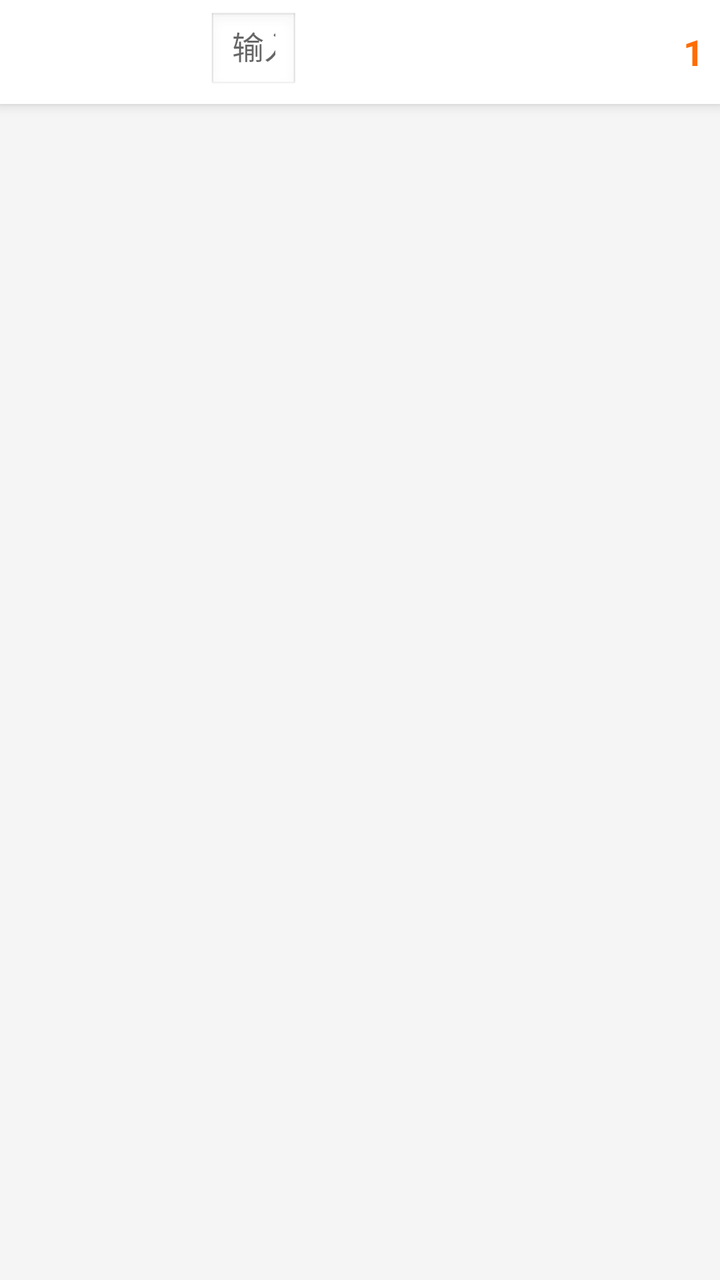
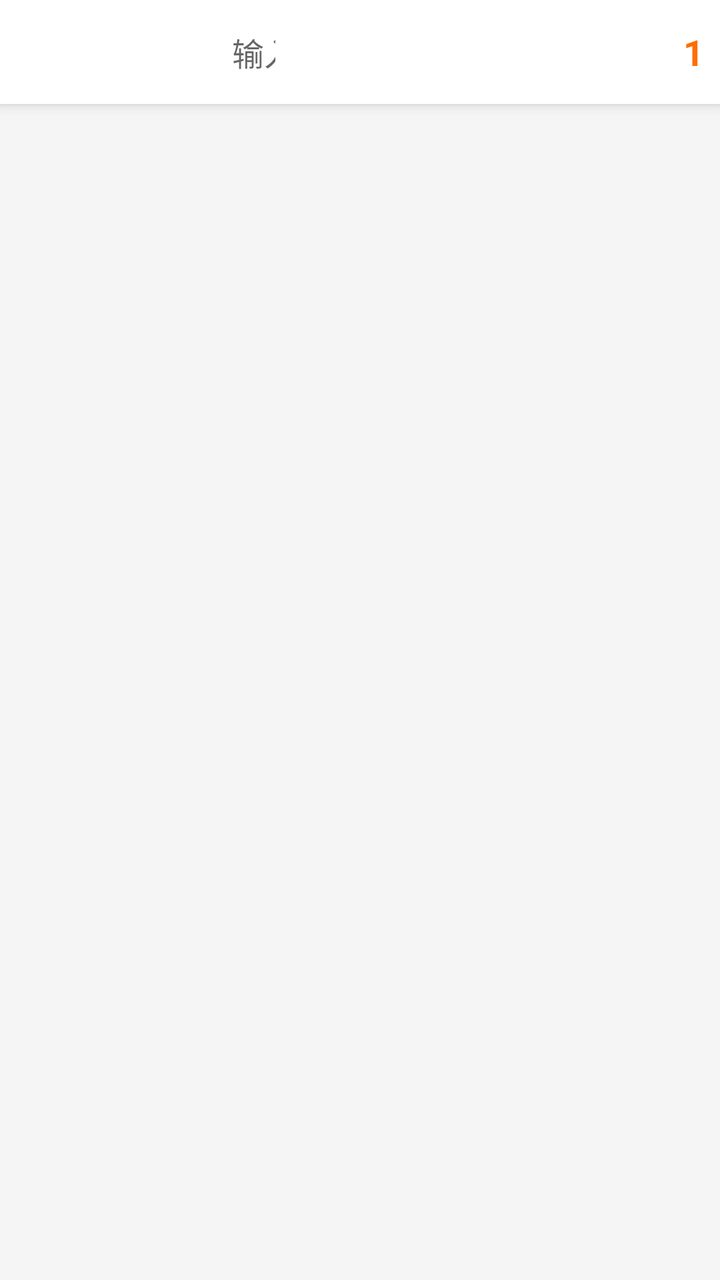

Screens rendered from an Android XML layout before and after an edit, with the pre-edit source and the edit as a unified diff.
<!-- AndroidManifest.xml: application theme Theme.CarBrowser -->
<!-- res/layout/activity_browser.xml -->
<?xml version="1.0" encoding="utf-8"?>
<LinearLayout xmlns:android="http://schemas.android.com/apk/res/android"
    android:layout_width="match_parent"
    android:layout_height="match_parent"
    android:orientation="vertical"
    android:background="#F5F5F5">

    
    <LinearLayout
        android:layout_width="match_parent"
        android:layout_height="@dimen/url_bar_height"
        android:orientation="horizontal"
        android:background="#FFFFFF"
        android:gravity="center_vertical"
        android:paddingStart="8dp"
        android:paddingEnd="8dp"
        android:elevation="4dp">

        <ImageButton
            android:id="@+id/btn_back"
            android:layout_width="@dimen/nav_button_size"
            android:layout_height="@dimen/nav_button_size"
            android:src="@drawable/ic_back"
            android:background="?attr/selectableItemBackgroundBorderless"
            android:contentDescription="@string/btn_back_desc" />

        <ImageButton
            android:id="@+id/btn_forward"
            android:layout_width="@dimen/nav_button_size"
            android:layout_height="@dimen/nav_button_size"
            android:src="@drawable/ic_forward"
            android:background="?attr/selectableItemBackgroundBorderless"
            android:contentDescription="@string/btn_forward_desc" />

        <EditText
            android:id="@+id/url_bar"
            android:layout_width="0dp"
            android:layout_height="40dp"
            android:layout_weight="1"
            android:hint="@string/hint_url"
            android:textSize="@dimen/url_bar_text_size"
            android:singleLine="true"
            android:imeOptions="actionGo"
            android:inputType="textUri"
            android:background="@android:drawable/edit_text"
            android:paddingStart="12dp"
            android:paddingEnd="12dp" />

        <ImageButton
            android:id="@+id/btn_refresh"
            android:layout_width="@dimen/nav_button_size"
            android:layout_height="@dimen/nav_button_size"
            android:src="@drawable/ic_refresh"
            android:background="?attr/selectableItemBackgroundBorderless"
            android:contentDescription="@string/btn_refresh_desc" />

        <ImageButton
            android:id="@+id/btn_home"
            android:layout_width="@dimen/nav_button_size"
            android:layout_height="@dimen/nav_button_size"
            android:src="@drawable/ic_home"
            android:background="?attr/selectableItemBackgroundBorderless"
            android:contentDescription="@string/btn_home_desc" />

        <ImageButton
            android:id="@+id/btn_bookmark"
            android:layout_width="@dimen/nav_button_size"
            android:layout_height="@dimen/nav_button_size"
            android:src="@drawable/ic_bookmark"
            android:background="?attr/selectableItemBackgroundBorderless"
            android:contentDescription="@string/btn_bookmark_desc" />

        <ImageButton
            android:id="@+id/btn_tabs"
            android:layout_width="@dimen/nav_button_size"
            android:layout_height="@dimen/nav_button_size"
            android:src="@drawable/ic_tabs"
            android:background="?attr/selectableItemBackgroundBorderless"
            android:contentDescription="@string/btn_tabs_desc" />

        <TextView
            android:id="@+id/tab_count"
            android:layout_width="wrap_content"
            android:layout_height="wrap_content"
            android:text="1"
            android:textSize="@dimen/tab_badge_size"
            android:textColor="#FF6D00"
            android:textStyle="bold" />
    </LinearLayout>

    
    <ProgressBar
        android:id="@+id/progress_bar"
        style="@android:style/Widget.ProgressBar.Horizontal"
        android:layout_width="match_parent"
        android:layout_height="3dp"
        android:max="100"
        android:visibility="gone" />

    
    <FrameLayout
        android:id="@+id/tab_container"
        android:layout_width="match_parent"
        android:layout_height="0dp"
        android:layout_weight="1" />

</LinearLayout>
<!-- resources referenced by this layout -->
<resources>
  <dimen name="nav_button_size">48dp</dimen>
  <dimen name="tab_badge_size">18sp</dimen>
  <dimen name="url_bar_height">52dp</dimen>
  <dimen name="url_bar_text_size">16sp</dimen>
  <!-- drawable ic_back (drawable) -->
  <?xml version="1.0" encoding="utf-8"?>
  <vector xmlns:android="http://schemas.android.com/apk/res/android"
      android:width="24dp"
      android:height="24dp"
      android:viewportWidth="24"
      android:viewportHeight="24"
      android:tint="#FFFFFF">
      <path
          android:fillColor="@android:color/white"
          android:pathData="M20,11H7.83l5.59,-5.59L12,4l-8,8 8,8 1.41,-1.41L7.83,13H20v-2z"/>
  </vector>
  <!-- drawable ic_bookmark (drawable) -->
  <?xml version="1.0" encoding="utf-8"?>
  <vector xmlns:android="http://schemas.android.com/apk/res/android"
      android:width="24dp"
      android:height="24dp"
      android:viewportWidth="24"
      android:viewportHeight="24"
      android:tint="#FFFFFF">
      <path
          android:fillColor="@android:color/white"
          android:pathData="M12,17.27L18.18,21l-1.64,-7.03L22,9.24l-7.19,-0.61L12,2 9.19,8.63 2,9.24l5.46,4.73L5.82,21z"/>
  </vector>
  <!-- drawable ic_forward (drawable) -->
  <?xml version="1.0" encoding="utf-8"?>
  <vector xmlns:android="http://schemas.android.com/apk/res/android"
      android:width="24dp"
      android:height="24dp"
      android:viewportWidth="24"
      android:viewportHeight="24"
      android:tint="#FFFFFF">
      <path
          android:fillColor="@android:color/white"
          android:pathData="M12,4l-1.41,1.41L16.17,11H4v2h12.17l-5.58,5.59L12,20l8,-8z"/>
  </vector>
  <!-- drawable ic_home (drawable) -->
  <?xml version="1.0" encoding="utf-8"?>
  <vector xmlns:android="http://schemas.android.com/apk/res/android"
      android:width="24dp"
      android:height="24dp"
      android:viewportWidth="24"
      android:viewportHeight="24"
      android:tint="#FFFFFF">
      <path
          android:fillColor="@android:color/white"
          android:pathData="M10,20v-6h4v6h5v-8h3L12,3 2,12h3v8z"/>
  </vector>
  <!-- drawable ic_refresh (drawable) -->
  <?xml version="1.0" encoding="utf-8"?>
  <vector xmlns:android="http://schemas.android.com/apk/res/android"
      android:width="24dp"
      android:height="24dp"
      android:viewportWidth="24"
      android:viewportHeight="24"
      android:tint="#FFFFFF">
      <path
          android:fillColor="@android:color/white"
          android:pathData="M17.65,6.35C16.2,4.9 14.21,4 12,4c-4.42,0 -7.99,3.58 -7.99,8s3.57,8 7.99,8c3.73,0 6.84,-2.55 7.73,-6h-2.08c-0.82,2.33 -3.04,4 -5.65,4 -3.31,0 -6,-2.69 -6,-6s2.69,-6 6,-6c1.66,0 3.14,0.69 4.22,1.78L13,11h7V4l-2.35,2.35z"/>
  </vector>
  <!-- drawable ic_tabs (drawable) -->
  <?xml version="1.0" encoding="utf-8"?>
  <vector xmlns:android="http://schemas.android.com/apk/res/android"
      android:width="24dp"
      android:height="24dp"
      android:viewportWidth="24"
      android:viewportHeight="24"
      android:tint="#FFFFFF">
      <path
          android:fillColor="@android:color/white"
          android:pathData="M4,6H2v14c0,1.1 0.9,2 2,2h14v-2H4V6zM20,2H8c-1.1,0 -2,0.9 -2,2v12c0,1.1 0.9,2 2,2h12c1.1,0 2,-0.9 2,-2V4c0,-1.1 -0.9,-2 -2,-2zM20,16H8V4h12v12z"/>
  </vector>
  <string name="btn_back_desc">后退</string>
  <string name="btn_bookmark_desc">书签</string>
  <string name="btn_forward_desc">前进</string>
  <string name="btn_home_desc">主页</string>
  <string name="btn_refresh_desc">刷新</string>
  <string name="btn_tabs_desc">标签页</string>
  <string name="hint_url">输入网址或搜索</string>
  <style name="Theme.CarBrowser" parent="Theme.MaterialComponents.Light.NoActionBar">
          <item name="colorPrimary">#1E88E5</item>
          <item name="colorPrimaryDark">#1565C0</item>
          <item name="colorAccent">#FF6D00</item>
          <item name="android:windowFullscreen">true</item>
          <item name="android:windowNoTitle">true</item>
          <item name="android:windowContentOverlay">@null</item>
      </style>
</resources>

<!-- the commit's change to res/layout/activity_browser.xml (unified diff, before → after) -->
@@ -42,7 +42,7 @@
             android:singleLine="true"
             android:imeOptions="actionGo"
             android:inputType="textUri"
-            android:background="@android:drawable/edit_text"
+            android:background="@android:color/transparent"
             android:paddingStart="12dp"
             android:paddingEnd="12dp" />
 
